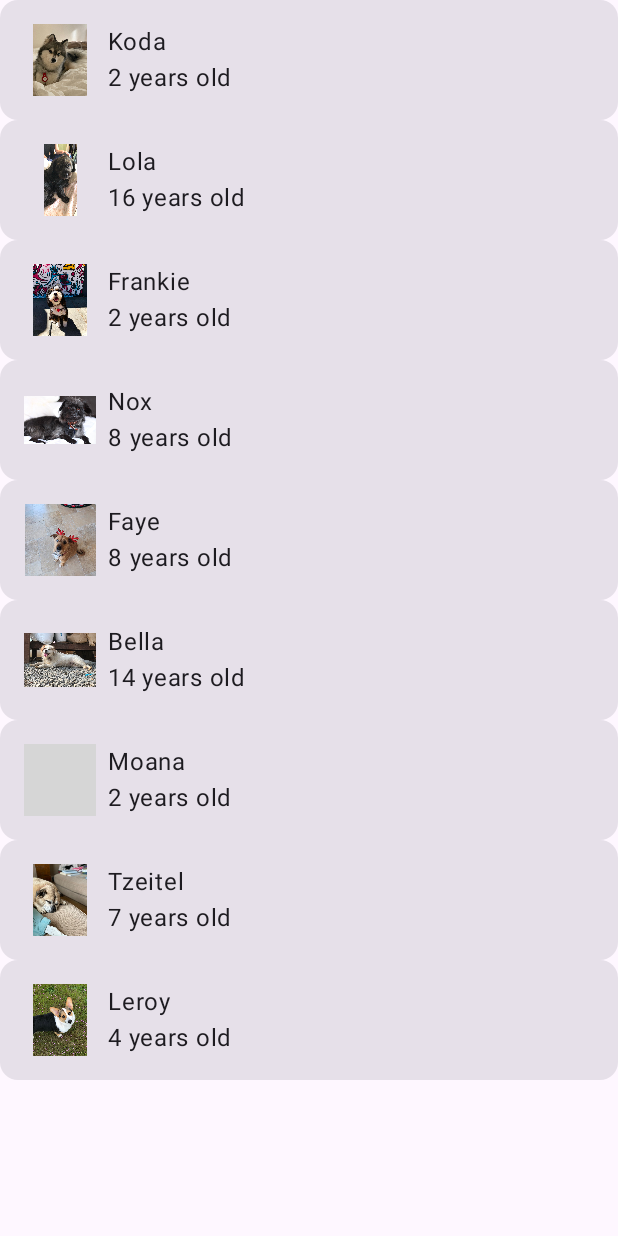
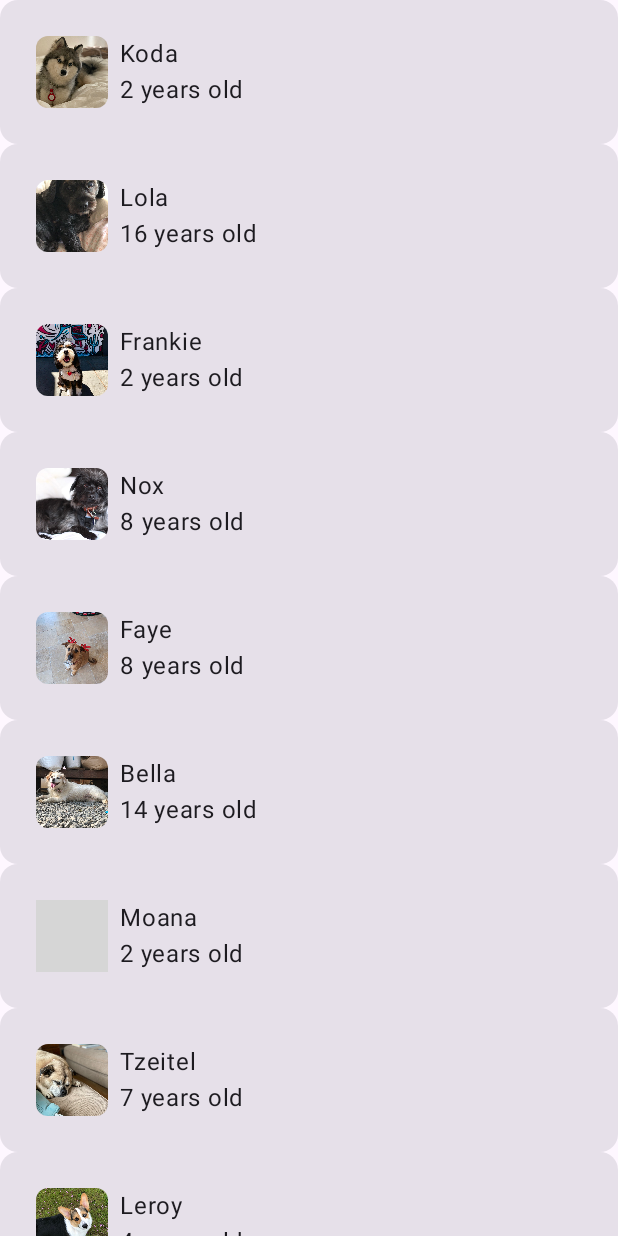
Before and after one commit to Miftahul93/WoofApp, an Android app built with Jetpack Compose: the screen it shows after launch (MainActivity), on a phone screen of 412 x 824 dp. Run offline under Robolectric (Android 15) with nearby library versions, the phone set to English and light mode, and no system bars; grey boxes are pictures that could not be loaded.

Commit message:
Menambahkan bentuk

```diff
--- a/app/src/main/java/com/athaya/woofapp/MainActivity.kt
+++ b/app/src/main/java/com/athaya/woofapp/MainActivity.kt
@@ -20,6 +20,8 @@ import androidx.compose.material3.Surface
 import androidx.compose.material3.Text
 import androidx.compose.runtime.Composable
 import androidx.compose.ui.Modifier
+import androidx.compose.ui.draw.clip
+import androidx.compose.ui.layout.ContentScale
 import androidx.compose.ui.res.dimensionResource
 import androidx.compose.ui.res.painterResource
 import androidx.compose.ui.res.stringResource
@@ -35,8 +37,7 @@ class MainActivity : ComponentActivity() {
             WoofAppTheme {
                 // A surface container using the 'background' color from the theme
                 Surface(
-                    modifier = Modifier.fillMaxSize(),
-                    color = MaterialTheme.colorScheme.background
+                    modifier = Modifier.fillMaxSize()
                 ) {
                     WoofApp()
                 }
@@ -52,7 +53,11 @@ class MainActivity : ComponentActivity() {
 fun WoofApp() {
     LazyColumn {
         items(dogs) {
-            DogItem(dog = it)
+            DogItem(
+                dog = it,
+                modifier = Modifier
+                    .padding(dimensionResource(R.dimen.padding_small))
+            )
         }
     }
 }
@@ -62,7 +67,7 @@ fun DogItem(
     dog: Dog,
     modifier: Modifier = Modifier
 ) {
-    Card (modifier = Modifier){
+    Card(modifier = Modifier) {
         Row(
             modifier = modifier
                 .fillMaxWidth()
@@ -83,9 +88,11 @@ fun DogIcon(
     Image(
         modifier = modifier
             .size(dimensionResource(R.dimen.image_size))
-            .padding(dimensionResource(id = R.dimen.padding_small)),
-        painter = painterResource(id = dogIcon),
-        contentDescription = null,
+            .padding(dimensionResource(R.dimen.padding_small))
+            .clip(MaterialTheme.shapes.small),
+        contentScale = ContentScale.Crop,
+        painter = painterResource(dogIcon),
+        contentDescription = null
     )
 }
 
@@ -107,7 +114,7 @@ fun DogInformation(
 @Preview(showBackground = true)
 @Composable
 fun WoofPreview() {
-    WoofAppTheme(darkTheme = false) {
+    WoofAppTheme(darkTheme = true) {
         WoofApp()
     }
 }
```
